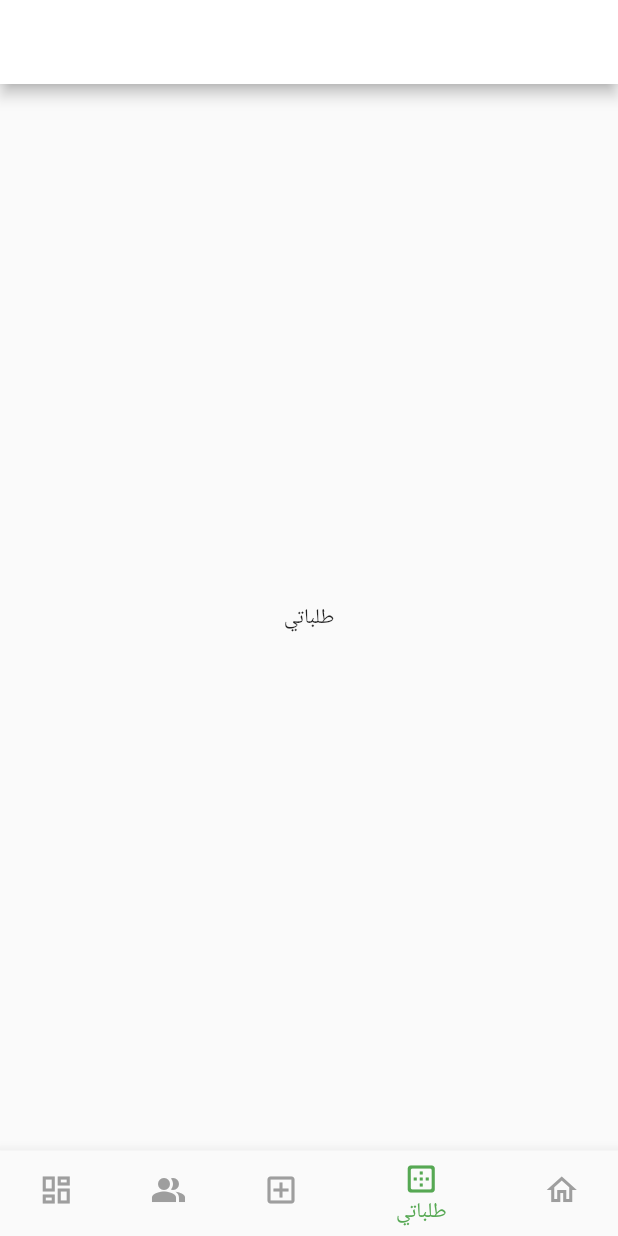
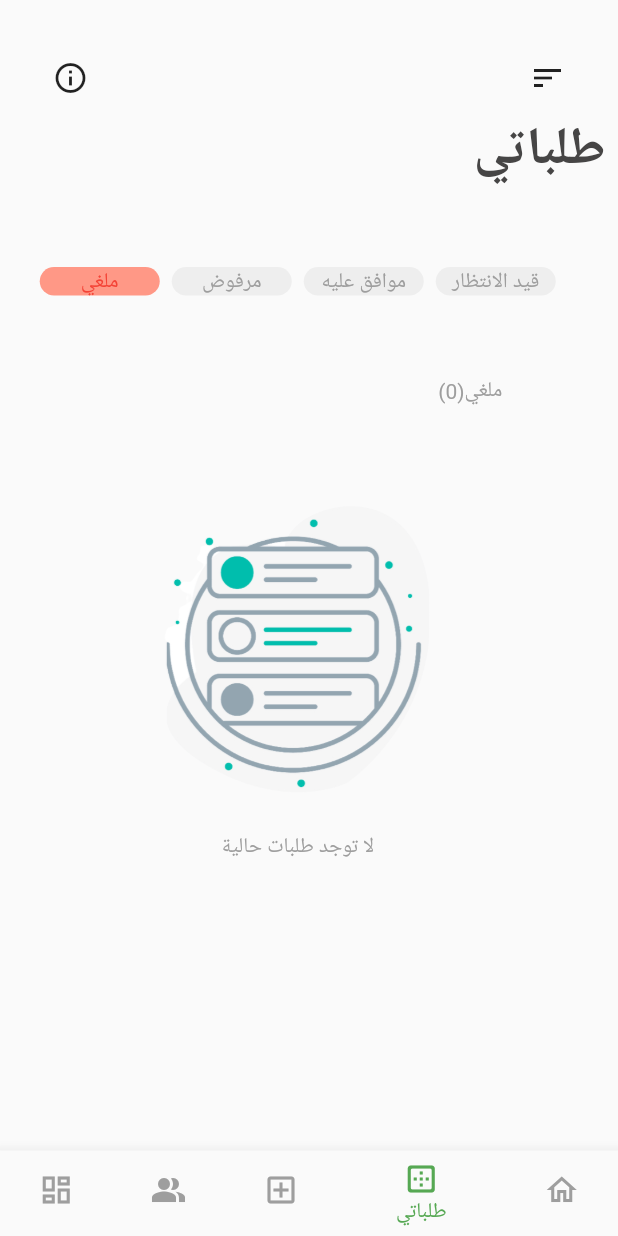
Before and after one commit to ahmedalqh/PalmHr, a Flutter app: the screen it shows after launch, item 4 of the bottom bar chosen, on a phone screen of 412 x 824 dp. Run offline on Flutter 3.47's test engine with Material 2 defaults, Android fonts, the phone set to English and light mode, and no system bars; our stand-ins replace firebase_core, get; accounts and stored records are empty.

Commit message:
add order screen and filter sheet UI

```diff
--- /dev/null
+++ b/lib/features/OrdersScreen/views/controllers/orders_controller.dart
@@ -0,0 +1,16 @@
+import 'package:get/get.dart';
+
+class OrdersController extends GetxController {
+  Rxn<int> selectedOrder = Rxn<int>();
+  var order = "";
+  void selcetOrder() {
+    order = selectedOrder == 1
+        ? "HR"
+        : selectedOrder == 2
+            ? "vacation"
+            : selectedOrder == 3
+                ? "Payments Assistant"
+                : "All Floor";
+    update();
+  }
+}
--- /dev/null
+++ b/lib/features/OrdersScreen/views/widgets/button_bar.dart
@@ -0,0 +1,271 @@
+import 'package:flutter/material.dart';
+
+class ButtonBarWidget extends StatefulWidget {
+  const ButtonBarWidget({Key key}) : super(key: key);
+
+  @override
+  State<ButtonBarWidget> createState() => _ButtonBarWidgetState();
+}
+
+class _ButtonBarWidgetState extends State<ButtonBarWidget> {
+  int _selectedIndex = 0;
+
+  PageController _pageController;
+
+  @override
+  void initState() {
+    super.initState();
+    _pageController = PageController();
+  }
+
+  @override
+  void dispose() {
+    _pageController.dispose();
+    super.dispose();
+  }
+
+  @override
+  Widget build(BuildContext context) {
+    return Padding(
+      padding: const EdgeInsets.only(right: 15),
+      child: Column(
+        children: <Widget>[
+          Expanded(
+            flex: 5,
+            child: ButtonBar(
+              alignment: MainAxisAlignment.center,
+              children: <Widget>[
+                GestureDetector(
+                  onTap: () {
+                    _pageController.animateToPage(0,
+                        duration: Duration(milliseconds: 500),
+                        curve: Curves.ease);
+                    setState(() {
+                      _selectedIndex = 0;
+                    });
+                  },
+                  child: Container(
+                    width: 80,
+                    child: Text(
+                      "ملغي",
+                      style: TextStyle(
+                          color:
+                              _selectedIndex == 0 ? Colors.red : Colors.grey),
+                      textAlign: TextAlign.center,
+                    ),
+                    decoration: BoxDecoration(
+                      borderRadius: BorderRadius.circular(12),
+                      color: _selectedIndex == 0
+                          ? Color.fromARGB(255, 255, 152, 134)
+                          : Colors.grey.shade200,
+                    ),
+                  ),
+                ),
+                GestureDetector(
+                  onTap: () {
+                    _pageController.animateToPage(1,
+                        duration: Duration(milliseconds: 500),
+                        curve: Curves.ease);
+                    setState(() {
+                      _selectedIndex = 1;
+                    });
+                  },
+                  child: Container(
+                    width: 80,
+                    child: Text(
+                      "مرفوض",
+                      style: TextStyle(
+                          color:
+                              _selectedIndex == 1 ? Colors.red : Colors.grey),
+                      textAlign: TextAlign.center,
+                    ),
+                    decoration: BoxDecoration(
+                        borderRadius: BorderRadius.circular(12),
+                        color: _selectedIndex == 1
+                            ? Color.fromARGB(255, 255, 152, 134)
+                            : Colors.grey.shade200),
+                  ),
+                ),
+                GestureDetector(
+                  onTap: () {
+                    _pageController.animateToPage(2,
+                        duration: Duration(milliseconds: 500),
+                        curve: Curves.ease);
+                    setState(() {
+                      _selectedIndex = 2;
+                    });
+                  },
+                  child: Container(
+                    width: 80,
+                    child: Text(
+                      "موافق عليه",
+                      style: TextStyle(
+                          color:
+                              _selectedIndex == 2 ? Colors.green : Colors.grey),
+                      textAlign: TextAlign.center,
+                    ),
+                    decoration: BoxDecoration(
+                        borderRadius: BorderRadius.circular(12),
+                        color: _selectedIndex == 2
+                            ? Color.fromARGB(211, 203, 245, 194)
+                            : Colors.grey.shade200),
+                  ),
+                ),
+                GestureDetector(
+                  onTap: () {
+                    _pageController.animateToPage(3,
+                        duration: Duration(milliseconds: 500),
+                        curve: Curves.ease);
+                    setState(() {
+                      _selectedIndex = 3;
+                    });
+                  },
+                  child: Container(
+                    width: 80,
+                    child: Text(
+                      "قيد الانتظار",
+                      style: TextStyle(
+                          color: _selectedIndex == 3
+                              ? Colors.orange
+                              : Colors.grey),
+                      textAlign: TextAlign.center,
+                    ),
+                    decoration: BoxDecoration(
+                        borderRadius: BorderRadius.circular(12),
+                        color: _selectedIndex == 3
+                            ? Color.fromARGB(213, 255, 227, 172)
+                            : Colors.grey.shade200),
+                  ),
+                ),
+              ],
+            ),
+          ),
+          Expanded(
+            flex: 20,
+            child: PageView(
+              controller: _pageController,
+              children: [
+                Column(
+                  children: [
+                    Padding(
+                      padding: const EdgeInsets.only(left: 230),
+                      child: Text(
+                        "(0)ملغي",
+                        style: TextStyle(
+                          color: Colors.grey,
+                        ),
+                      ),
+                    ),
+                    SizedBox(
+                      height: 60,
+                    ),
+                    Image.asset(
+                      "assets/images/IMG_845D34268599-1-removebg-preview.png",
+                      height: 200,
+                    ),
+                    SizedBox(
+                      height: 25,
+                    ),
+                    Text(
+                      "لا توجد طلبات حالية",
+                      style: TextStyle(
+                        color: Colors.grey,
+                      ),
+                    )
+                  ],
+                ),
+                Column(
+                  children: [
+                    Padding(
+                      padding: const EdgeInsets.only(left: 230),
+                      child: Text(
+                        "(0)مرفوض",
+                        style: TextStyle(
+                          color: Colors.grey,
+                        ),
+                      ),
+                    ),
+                    SizedBox(
+                      height: 60,
+                    ),
+                    Image.asset(
+                      "assets/images/IMG_845D34268599-1-removebg-preview.png",
+                      height: 200,
+                    ),
+                    SizedBox(
+                      height: 25,
+                    ),
+                    Text(
+                      "لا توجد طلبات حالية",
+                      style: TextStyle(
+                        color: Colors.grey,
+                      ),
+                    )
+                  ],
+                ),
+                Column(
+                  children: [
+                    Padding(
+                      padding: const EdgeInsets.only(left: 230),
+                      child: Text(
+                        "(0)موافق عليه",
+                        style: TextStyle(
+                          color: Colors.grey,
+                        ),
+                      ),
+                    ),
+                    SizedBox(
+                      height: 60,
+                    ),
+                    Image.asset(
+                      "assets/images/IMG_845D34268599-1-removebg-preview.png",
+                      height: 200,
+                    ),
+                    SizedBox(
+                      height: 25,
+                    ),
+                    Text(
+                      "لا توجد طلبات حالية",
+                      style: TextStyle(
+                        color: Colors.grey,
+                      ),
+                    )
+                  ],
+                ),
+                Column(
+                  children: [
+                    Padding(
+                      padding: const EdgeInsets.only(left: 230),
+                      child: Text(
+                        "(0)قيد الانتظار",
+                        style: TextStyle(
+                          color: Colors.grey,
+                        ),
+                      ),
+                    ),
+                    SizedBox(
+                      height: 60,
+                    ),
+                    Image.asset(
+                      "assets/images/IMG_845D34268599-1-removebg-preview.png",
+                      height: 200,
+                    ),
+                    SizedBox(
+                      height: 25,
+                    ),
+                    Text(
+                      "لا توجد طلبات حالية",
+                      style: TextStyle(
+                        color: Colors.grey,
+                      ),
+                    )
+                  ],
+                ),
+              ],
+            ),
+          ),
+        ],
+      ),
+    );
+  }
+}
--- a/pubspec.yaml
+++ b/pubspec.yaml
@@ -38,6 +38,7 @@ dependencies:
   cupertino_icons: ^1.0.2
   firebase_auth: ^4.2.6
   firebase_core: ^2.5.0
+  get: ^4.6.5
 
 dev_dependencies:
   flutter_test:
@@ -62,9 +63,8 @@ flutter:
   uses-material-design: true
 
   # To add assets to your application, add an assets section, like this:
-  # assets:
-  #   - images/a_dot_burr.jpeg
-  #   - images/a_dot_ham.jpeg
+  assets:
+    - assets/images/
 
   # An image asset can refer to one or more resolution-specific "variants", see
   # https://flutter.dev/assets-and-images/#resolution-aware
```
Also changed, not shown: lib/features/HomeScreen/view/screen/NavButtonBar/buttonNavBar.dart (+6 -4 lines), lib/features/OrdersScreen/views/screens/orders_screen.dart (added, +179 -0 lines), assets/images/IMG_845D34268599-1-removebg-preview.png (added), pubspec.lock.
